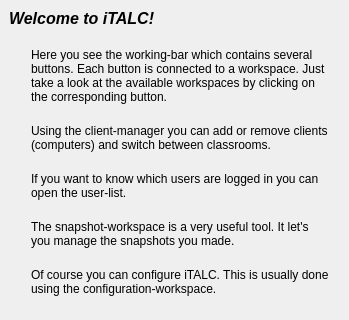
This is ima/dialogs/overview.ui in veyon/veyon as Qt 5 draws it before an edit; both pictures show x 0 to 349 and y 0 to 320 of the 349 by 547 pixel window. The edited form follows.
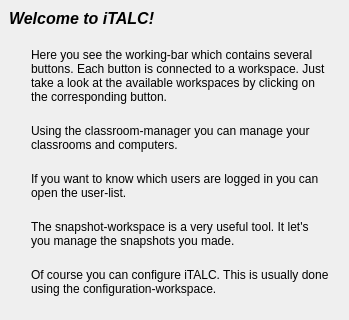
This is the edited form. Icons and pictures are not drawn.

Diff of the .ui file:
```diff
--- a/ima/dialogs/overview.ui
+++ b/ima/dialogs/overview.ui
@@ -96,7 +96,7 @@
       <item>
        <widget class="QLabel" name="label2" >
         <property name="text" >
-         <string>Using the client-manager you can add or remove clients (computers) and switch between classrooms.</string>
+         <string>Using the classroom-manager you can manage your classrooms and computers.</string>
         </property>
         <property name="wordWrap" >
          <bool>true</bool>
```
Left out of the diff: 2 changed lines with no effect on the pictures.
